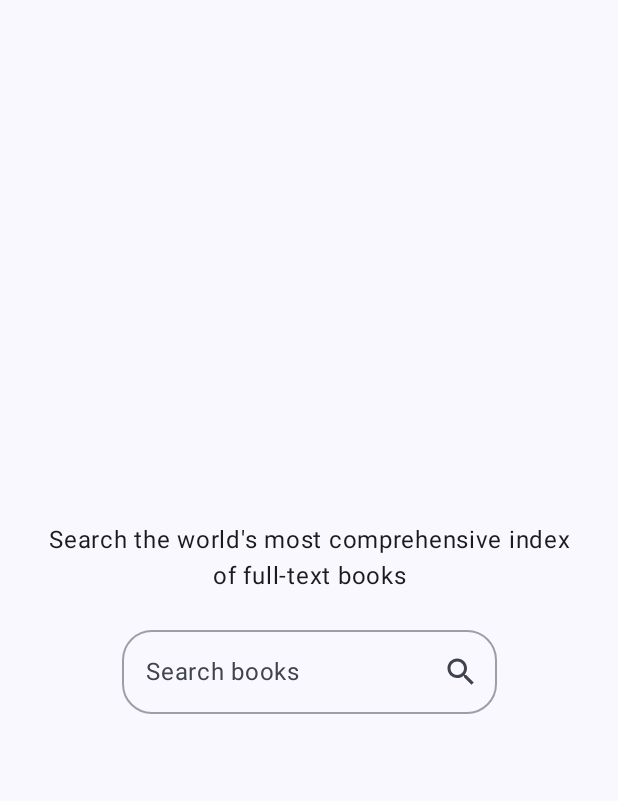
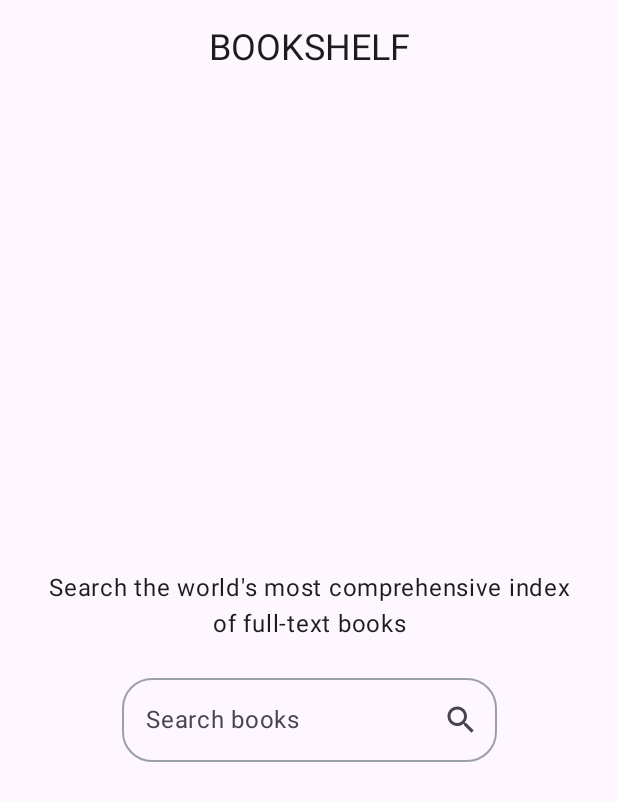
Before and after one commit to GiorgiGrigolia06/Bookshelf, an Android app built with Jetpack Compose: the screen it shows after launch (MainActivity), on a phone screen of 412 x 824 dp. Shown: the top 801 px of the screen. Run offline under Robolectric (Android 15) with nearby library versions, the phone set to English and light mode, and no system bars; libraries missing offline, so code that uses them is left out: com.jakewharton.retrofit2.

```diff
--- a/app/src/main/java/com/example/books/data/Repository.kt
+++ b/app/src/main/java/com/example/books/data/Repository.kt
@@ -2,7 +2,6 @@ package com.example.books.data
 
 import com.example.books.network.ApiResponse
 import com.example.books.network.ApiService
-import com.example.books.network.Item
 
 interface Repository {
     suspend fun getBooks(query: String): ApiResponse
--- a/app/src/main/java/com/example/books/ui/BooksApp.kt
+++ b/app/src/main/java/com/example/books/ui/BooksApp.kt
@@ -1,13 +1,23 @@
 package com.example.books.ui
 
+import androidx.compose.foundation.layout.fillMaxSize
+import androidx.compose.foundation.layout.padding
+import androidx.compose.material3.CenterAlignedTopAppBar
+import androidx.compose.material3.ExperimentalMaterial3Api
+import androidx.compose.material3.MaterialTheme
+import androidx.compose.material3.Scaffold
+import androidx.compose.material3.Surface
+import androidx.compose.material3.Text
 import androidx.compose.runtime.Composable
 import androidx.compose.runtime.getValue
 import androidx.compose.ui.Modifier
+import androidx.compose.ui.res.stringResource
 import androidx.lifecycle.viewmodel.compose.viewModel
 import androidx.navigation.compose.NavHost
 import androidx.navigation.compose.composable
 import androidx.navigation.compose.currentBackStackEntryAsState
 import androidx.navigation.compose.rememberNavController
+import com.example.books.R
 import com.example.books.ui.screens.BooksViewModel
 import com.example.books.ui.screens.ResultsScreen
 import com.example.books.ui.screens.SearchScreen
@@ -16,6 +26,7 @@ enum class BooksScreen {
     SEARCH, RESULTS
 }
 
+@OptIn(ExperimentalMaterial3Api::class)
 @Composable
 fun BooksApp(
     modifier: Modifier = Modifier
@@ -26,11 +37,17 @@ fun BooksApp(
     val currentScreen = BooksScreen.valueOf(
         backStackEntry?.destination?.route ?: BooksScreen.SEARCH.name
     )
-
+    Scaffold(
+        topBar = { BooksAppTopAppBar() }
+    ) { it ->
+        Surface(
+            modifier = modifier
+                .fillMaxSize()
+                .padding(it)
+        ) {
             NavHost(
                 navController = navController,
                 startDestination = BooksScreen.SEARCH.name,
-        modifier = modifier
             ) {
                 composable(route = BooksScreen.SEARCH.name) {
                     SearchScreen(
@@ -48,3 +65,21 @@ fun BooksApp(
                 }
             }
         }
+    }
+}
+
+@OptIn(ExperimentalMaterial3Api::class)
+@Composable
+fun BooksAppTopAppBar(
+    modifier: Modifier = Modifier
+) {
+    CenterAlignedTopAppBar(
+        title = {
+            Text(
+                text = stringResource(R.string.app_name).uppercase(),
+                style = MaterialTheme.typography.headlineSmall
+            )
+        },
+        modifier = modifier
+    )
+}
--- a/app/src/main/java/com/example/books/ui/theme/Shape.kt
+++ b/app/src/main/java/com/example/books/ui/theme/Shape.kt
@@ -5,5 +5,6 @@ import androidx.compose.material3.Shapes
 import androidx.compose.ui.unit.dp
 
 val Shapes = Shapes(
+    extraSmall = RoundedCornerShape(4.dp),
     small = RoundedCornerShape(20.dp),
 )
--- a/app/src/main/java/com/example/books/ui/theme/Theme.kt
+++ b/app/src/main/java/com/example/books/ui/theme/Theme.kt
@@ -83,7 +83,7 @@ private val darkColorScheme = darkColorScheme(
 fun BooksTheme(
     darkTheme: Boolean = isSystemInDarkTheme(),
     // Dynamic color is available on Android 12+
-    dynamicColor: Boolean = true,
+    dynamicColor: Boolean = false,
     content: @Composable () -> Unit
 ) {
     val colorScheme = when {
--- /dev/null
+++ b/app/src/main/res/values/integer.xml
@@ -0,0 +1,6 @@
+<?xml version="1.0" encoding="utf-8"?>
+<resources>
+    <integer name="publish_date_max_shown_chars">4</integer>
+    <integer name="description_max_shown_chars">190</integer>
+    <integer name="description_max_lines">6</integer>
+</resources>
```
Also changed, not shown: app/src/main/java/com/example/books/network/Item.kt (+6 -1 lines), app/src/main/java/com/example/books/ui/screens/ResultsScreen.kt (+91 -17 lines), app/src/main/res/values/dimens.xml (+11 -0 lines). Lines whose indentation alone changed are shown as unchanged.
